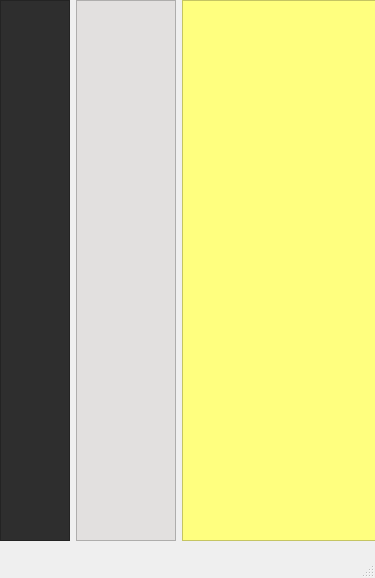
This is mainwindow.ui in sunkekek/qtIM as Qt 5 draws it before an edit. The edited form follows.
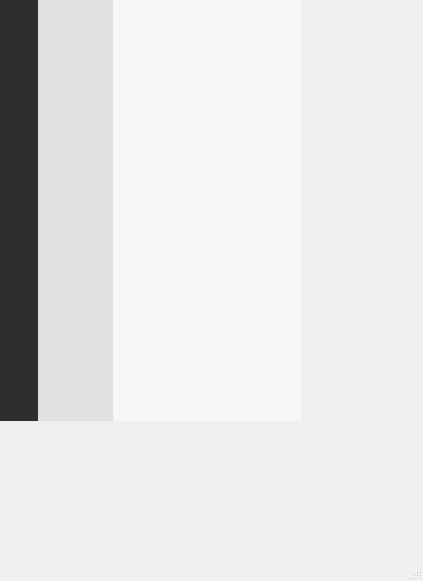
This is the edited form.

Commit message: 写了一个主界面demo

Patch:
```diff
--- a/mainwindow.ui
+++ b/mainwindow.ui
@@ -6,42 +6,78 @@
    <rect>
     <x>0</x>
     <y>0</y>
-    <width>375</width>
-    <height>578</height>
+    <width>423</width>
+    <height>581</height>
    </rect>
   </property>
+  <property name="sizePolicy">
+   <sizepolicy hsizetype="Expanding" vsizetype="Expanding">
+    <horstretch>1</horstretch>
+    <verstretch>0</verstretch>
+   </sizepolicy>
+  </property>
   <property name="windowTitle">
    <string>MainWindow</string>
   </property>
   <widget class="QWidget" name="centralwidget">
+   <property name="sizePolicy">
+    <sizepolicy hsizetype="Expanding" vsizetype="Expanding">
+     <horstretch>1</horstretch>
+     <verstretch>1</verstretch>
+    </sizepolicy>
+   </property>
+   <property name="styleSheet">
+    <string notr="true"/>
+   </property>
    <widget class="QWidget" name="horizontalLayoutWidget">
     <property name="geometry">
      <rect>
       <x>0</x>
       <y>0</y>
-      <width>381</width>
-      <height>541</height>
+      <width>301</width>
+      <height>421</height>
      </rect>
     </property>
-    <layout class="QHBoxLayout" name="horizontalLayout" stretch="1,9,18">
+    <layout class="QHBoxLayout" name="horizontalLayout" stretch="1,2,5">
+     <property name="spacing">
+      <number>0</number>
+     </property>
      <item>
-      <widget class="QListWidget" name="listWidget_2">
+      <widget class="QWidget" name="widgetMenu" native="true">
+       <property name="sizePolicy">
+        <sizepolicy hsizetype="Expanding" vsizetype="Preferred">
+         <horstretch>0</horstretch>
+         <verstretch>0</verstretch>
+        </sizepolicy>
+       </property>
        <property name="styleSheet">
         <string notr="true">background-color: rgb(46, 46, 46);</string>
        </property>
       </widget>
      </item>
      <item>
-      <widget class="QListWidget" name="listWidget">
+      <widget class="QWidget" name="widgetContact" native="true">
+       <property name="sizePolicy">
+        <sizepolicy hsizetype="Expanding" vsizetype="Expanding">
+         <horstretch>1</horstretch>
+         <verstretch>1</verstretch>
+        </sizepolicy>
+       </property>
        <property name="styleSheet">
         <string notr="true">background-color: rgb(226, 224, 223);</string>
        </property>
       </widget>
      </item>
      <item>
-      <widget class="QListWidget" name="listWidget_3">
+      <widget class="QWidget" name="widgetChatContext" native="true">
+       <property name="sizePolicy">
+        <sizepolicy hsizetype="Expanding" vsizetype="Expanding">
+         <horstretch>1</horstretch>
+         <verstretch>1</verstretch>
+        </sizepolicy>
+       </property>
        <property name="styleSheet">
-        <string notr="true">background-color: rgb(255, 255, 127);</string>
+        <string notr="true">background-color: rgb(247, 247, 247);</string>
        </property>
       </widget>
      </item>
```
Left out of the diff: 2 changed lines with no effect on the pictures. The commit also changes 5 other files.
